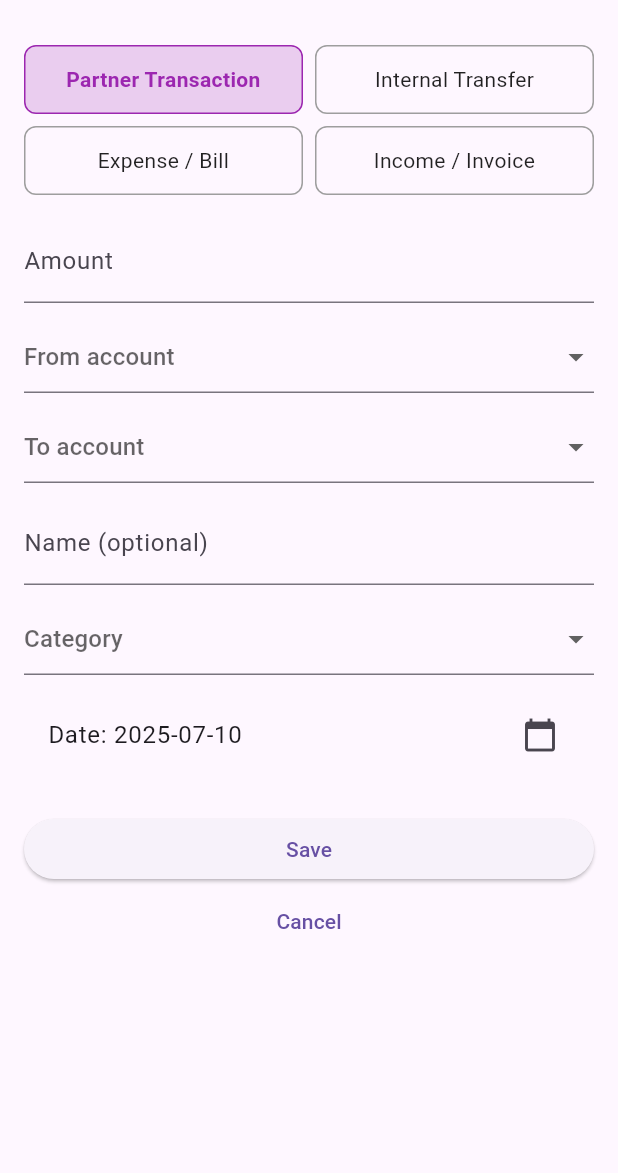
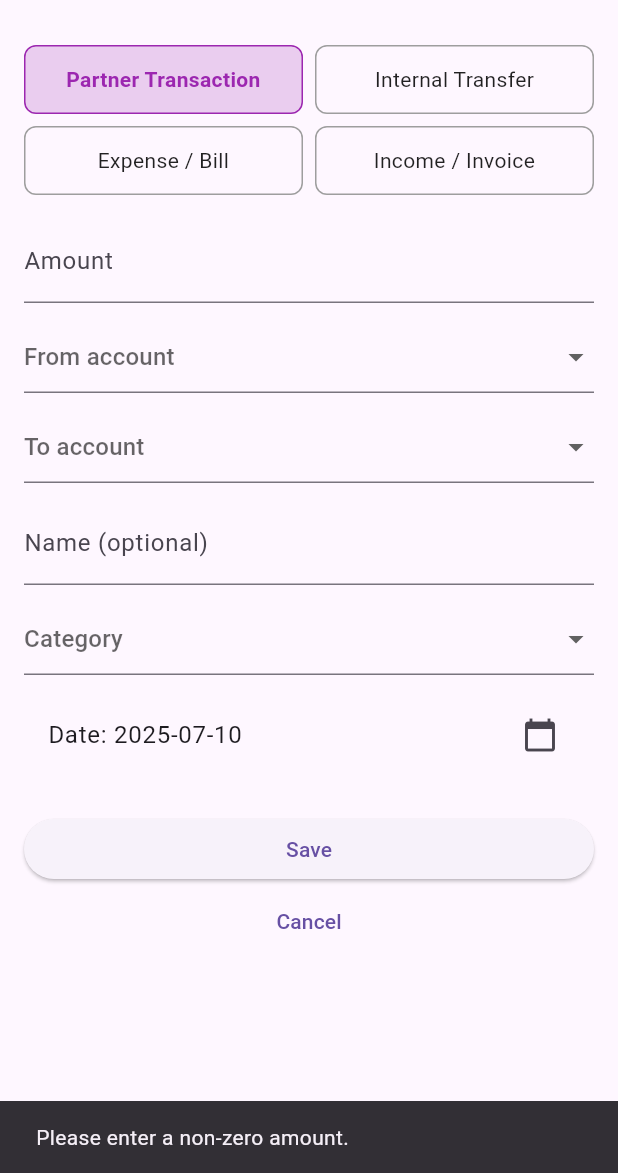
Before and after one commit to vukbundalo/platrare, a Flutter app: the NewPlannedTransactionScreen screen opened directly, after a tap on "Save", on a phone screen of 412 x 824 dp, the part 63-1236 px from its top. Run offline on Flutter 3.47's test engine with Material 3 defaults, Android fonts, the phone set to English and light mode, and no system bars.

Commit message:
Added validation for new planned trx

```diff
--- a/lib/screens/plan/new_planned_transaction_screen.dart
+++ b/lib/screens/plan/new_planned_transaction_screen.dart
@@ -21,7 +21,6 @@ class NewPlannedTransactionScreenState
   Account? _from, _to, _singleAccount, _categoryAccount;
   final _nameCtrl = TextEditingController();
   final _amountCtrl = TextEditingController();
-  // final _noteCtrl = TextEditingController();
 
   List<Account> get _personal =>
       dummyAccounts.where((a) => a.type == AccountType.personal).toList();
@@ -70,8 +69,8 @@ class NewPlannedTransactionScreenState
       } else {
         _singleAccount = ex.toAccount;
       }
-      if (ex.toAccount.type == AccountType.category) {
-        _categoryAccount = ex.toAccount;
+      if (ex.category != null) {
+        _categoryAccount = ex.category;
       }
     }
   }
@@ -79,34 +78,42 @@ class NewPlannedTransactionScreenState
   Future<void> _confirmDelete() async {
     final sure = await showDialog<bool>(
       context: context,
-    builder: (_) => AlertDialog(
-      title: Text('Delete Planned?'),
-      content: Text('Remove this planned transaction?'),
+      builder:
+          (_) => AlertDialog(
+            title: const Text('Delete Planned?'),
+            content: const Text('Remove this planned transaction?'),
             actions: [
               TextButton(
                 onPressed: () => Navigator.pop(context, false),
-          child: Text('Cancel'),
+                child: const Text('Cancel'),
               ),
               TextButton(
                 onPressed: () => Navigator.pop(context, true),
-          child: Text('Delete', style: TextStyle(color: Colors.red)),
+                child: const Text(
+                  'Delete',
+                  style: TextStyle(color: Colors.red),
+                ),
               ),
             ],
           ),
     );
-
     if (sure == true) {
       Navigator.pop(context, 'deleteRule');
     }
   }
 
+  void _showError(String message) {
+    ScaffoldMessenger.of(
+      context,
+    ).showSnackBar(SnackBar(content: Text(message)));
+  }
 
   @override
   Widget build(BuildContext context) {
     final spacing = 8.0;
     final chipWidth = (MediaQuery.of(context).size.width - 32 - spacing) / 2;
 
-    // —— From list ——
+    // — From list —
     List<Account> fromList;
     if (_type == TransactionType.partnerTransfer) {
       fromList = _allForPartnerTx;
@@ -116,7 +123,7 @@ class NewPlannedTransactionScreenState
       fromList = [..._personal, ..._partners];
     }
 
-    // —— To list ——
+    // — To list —
     List<Account>? toList;
     if (_type == TransactionType.partnerTransfer) {
       if (_from == null) {
@@ -135,10 +142,8 @@ class NewPlannedTransactionScreenState
           case AccountType.incomeSource:
             toList = [..._personal];
             break;
-          case AccountType.category:
-          case AccountType.budget:
+          default:
             toList = _allForPartnerTx;
-            break;
         }
       }
     } else if (_type == TransactionType.transfer) {
@@ -161,11 +166,14 @@ class NewPlannedTransactionScreenState
         ),
         actions: [
           if (widget.existing != null)
-            IconButton(icon: Icon(Icons.delete), onPressed: _confirmDelete),
+            IconButton(
+              icon: const Icon(Icons.delete),
+              onPressed: _confirmDelete,
+            ),
         ],
       ),
       body: SingleChildScrollView(
-        padding: EdgeInsets.all(16),
+        padding: const EdgeInsets.all(16),
         child: Column(
           crossAxisAlignment: CrossAxisAlignment.stretch,
           children: [
@@ -186,7 +194,7 @@ class NewPlannedTransactionScreenState
                             }),
                         borderRadius: BorderRadius.circular(8),
                         child: Container(
-                          padding: EdgeInsets.symmetric(
+                          padding: const EdgeInsets.symmetric(
                             vertical: 12,
                             horizontal: 8,
                           ),
@@ -215,7 +223,7 @@ class NewPlannedTransactionScreenState
                   }).toList(),
             ),
 
-            SizedBox(height: 16),
+            const SizedBox(height: 16),
             // — Amount —
             TextField(
               controller: _amountCtrl,
@@ -223,16 +231,18 @@ class NewPlannedTransactionScreenState
                 labelText: 'Amount',
                 prefixText: prefix,
               ),
-              keyboardType: TextInputType.numberWithOptions(decimal: true),
+              keyboardType: const TextInputType.numberWithOptions(
+                decimal: true,
               ),
-            SizedBox(height: 12),
+            ),
+            const SizedBox(height: 12),
 
             // — Single Account (expense/income) —
             if (_type == TransactionType.expense ||
                 _type == TransactionType.income) ...[
               DropdownButtonFormField<Account>(
                 value: _singleAccount,
-                hint: Text('Account'),
+                hint: const Text('Account'),
                 items:
                     fromList
                         .map(
@@ -242,7 +252,7 @@ class NewPlannedTransactionScreenState
                         .toList(),
                 onChanged: (v) => setState(() => _singleAccount = v),
               ),
-              SizedBox(height: 12),
+              const SizedBox(height: 12),
             ],
 
             // — From/To (transfer/partner) —
@@ -250,7 +260,7 @@ class NewPlannedTransactionScreenState
                 _type == TransactionType.partnerTransfer) ...[
               DropdownButtonFormField<Account>(
                 value: _from,
-                hint: Text('From account'),
+                hint: const Text('From account'),
                 items:
                     fromList
                         .map(
@@ -264,13 +274,12 @@ class NewPlannedTransactionScreenState
                       _to = null;
                     }),
               ),
-              SizedBox(height: 12),
-              ...[
+              const SizedBox(height: 12),
               DropdownButtonFormField<Account>(
                 value: _to,
-                hint: Text('To account'),
+                hint: const Text('To account'),
                 items:
-                    toList
+                    toList!
                         .map(
                           (a) =>
                               DropdownMenuItem(value: a, child: Text(a.name)),
@@ -278,22 +287,21 @@ class NewPlannedTransactionScreenState
                         .toList(),
                 onChanged: (v) => setState(() => _to = v),
               ),
-              SizedBox(height: 12),
-            ],
+              const SizedBox(height: 12),
             ],
 
             // — Name —
             TextField(
               controller: _nameCtrl,
-              decoration: InputDecoration(labelText: 'Name (optional)'),
+              decoration: const InputDecoration(labelText: 'Name (optional)'),
             ),
-            SizedBox(height: 12),
+            const SizedBox(height: 12),
 
-            // — Category —
+            // — Category (optional) —
             if (_categories.isNotEmpty) ...[
               DropdownButtonFormField<Account>(
                 value: _categoryAccount,
-                hint: Text('Category'),
+                hint: const Text('Category'),
                 items:
                     _categories
                         .map(
@@ -303,52 +311,83 @@ class NewPlannedTransactionScreenState
                         .toList(),
                 onChanged: (v) => setState(() => _categoryAccount = v),
               ),
-              SizedBox(height: 12),
+              const SizedBox(height: 12),
             ],
+
+            // — Date —
             ListTile(
               title: Text(
                 'Date: ${_date.toLocal().toIso8601String().split("T").first}',
               ),
-              trailing: Icon(Icons.calendar_today),
+              trailing: const Icon(Icons.calendar_today),
               onTap: () async {
                 final p = await showDatePicker(
                   context: context,
                   initialDate: _date,
-                  firstDate: DateTime.now().subtract(Duration(days: 365)),
-                  lastDate: DateTime.now().add(Duration(days: 365)),
+                  firstDate: DateTime.now().subtract(const Duration(days: 365)),
+                  lastDate: DateTime.now().add(const Duration(days: 365)),
                 );
                 if (p != null) setState(() => _date = p);
               },
             ),
 
-            SizedBox(height: 24),
+            const SizedBox(height: 24),
             // — Save —
             ElevatedButton(
-              child: Text('Save'),
+              child: const Text('Save'),
               onPressed: () {
-                final raw = double.tryParse(_amountCtrl.text) ?? 0.0;
+                // validation
+                final raw = double.tryParse(_amountCtrl.text);
+                if (raw == null || raw == 0.0) {
+                  _showError('Please enter a non‐zero amount.');
+                  return;
+                }
+                if (_type == TransactionType.expense ||
+                    _type == TransactionType.income) {
+                  if (_singleAccount == null) {
+                    _showError('Please select an account.');
+                    return;
+                  }
+                } else {
+                  if (_from == null || _to == null) {
+                    _showError('Please select both From and To accounts.');
+                    return;
+                  }
+                  if (_from == _to) {
+                    _showError('From and To accounts must differ.');
+                    return;
+                  }
+                }
+
                 final amt = (_type == TransactionType.expense) ? -raw : raw;
+                final fromAcc =
+                    (_type == TransactionType.transfer ||
+                            _type == TransactionType.partnerTransfer)
+                        ? _from
+                        : null;
                 final toAcc =
                     (_type == TransactionType.expense ||
                             _type == TransactionType.income)
                         ? _singleAccount!
                         : _to!;
+
                 final tx = TransactionItem(
                   id: widget.existing?.id,
                   title:
                       _nameCtrl.text.isNotEmpty ? _nameCtrl.text : _type.name,
                   date: _date,
                   type: _type,
-                  fromAccount: _from,
+                  fromAccount: fromAcc,
                   toAccount: toAcc,
                   amount: amt,
+                  category: _categoryAccount,
                 );
                 Navigator.pop(context, tx);
               },
             ),
 
             TextButton(
-              child: Text('Cancel'),
+              child: const Text('Cancel'),
               onPressed: () => Navigator.pop(context),
             ),
           ],
```
Lines whose indentation alone changed are shown as unchanged.
